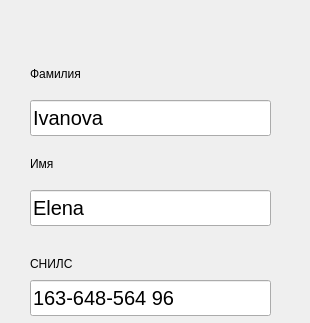
Before: the Qt Designer form resources/search.ui in elizarpif/bd_coursework, drawn with Qt 5; both pictures show x 0 to 310 and y 0 to 323 of the 310 by 491 pixel window.
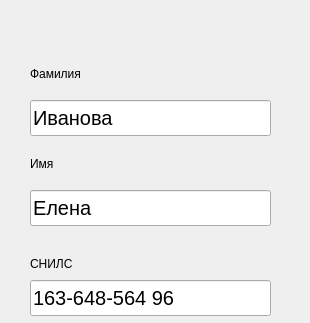
After: the same form once the commit is applied. Icons and pictures are not drawn.

Patch:
```diff
--- a/resources/search.ui
+++ b/resources/search.ui
@@ -35,7 +35,7 @@
     </font>
    </property>
    <property name="text">
-    <string>Elena</string>
+    <string>Елена</string>
    </property>
   </widget>
   <widget class="QLabel" name="name_lb">
@@ -111,7 +111,7 @@
     </font>
    </property>
    <property name="text">
-    <string>Ivanova</string>
+    <string>Иванова</string>
    </property>
   </widget>
   <widget class="QLabel" name="snils_lb">
```
